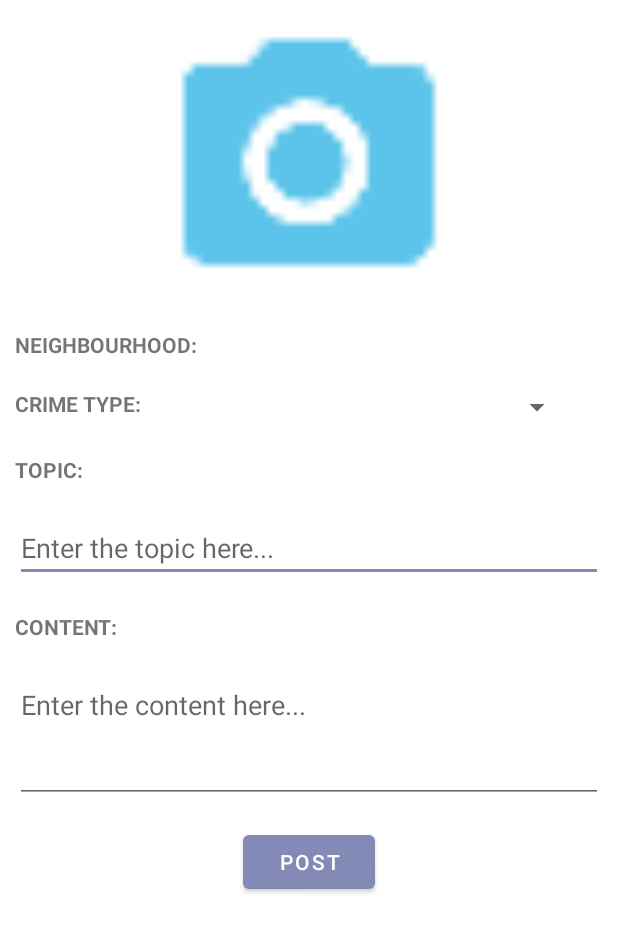
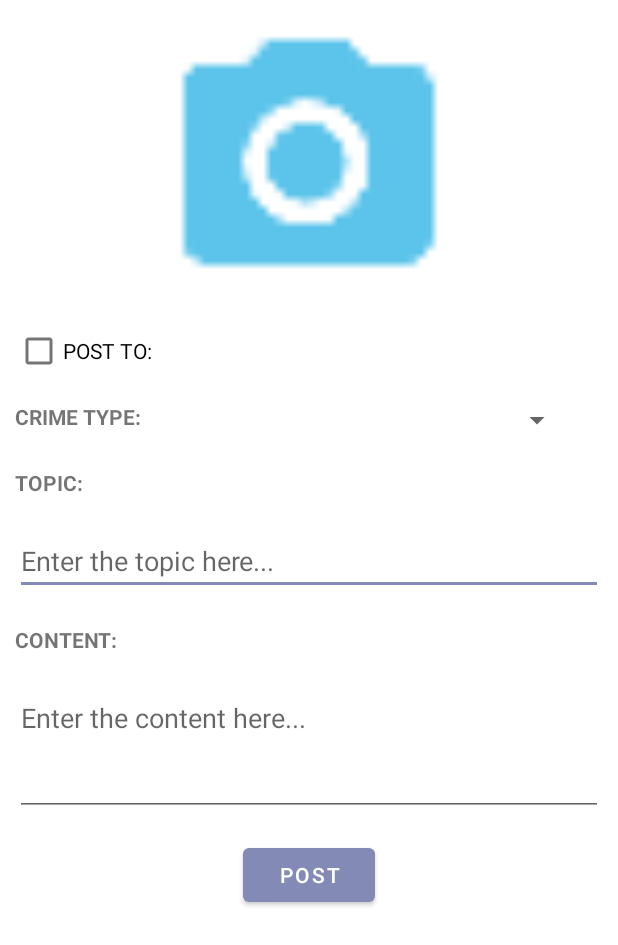
Before and after one commit to heatherwang39/NWTO, an Android app: the layout fragment_discussion_post.xml on its own in the app's theme, with its tools: preview values and no code run, on a phone screen of 412 x 824 dp. Shown: the top 945 px of the screen. Run offline under Robolectric (Android 15) with nearby library versions, the phone set to English and light mode, and no system bars.

Commit message:
Allow users to choose to post only to their own neighbourhood, or to post to all of Toronto.

```diff
--- a/app/src/main/java/com/example/nwto/ProfileActivity.java
+++ b/app/src/main/java/com/example/nwto/ProfileActivity.java
@@ -72,12 +72,12 @@ public class ProfileActivity extends AppCompatActivity {
             startActivity(new Intent(ProfileActivity.this, LoginActivity.class));
         } else {
             mUID = mAuth.getCurrentUser().getUid();
-            showProfile();
+            loadProfile();
         }
     }
 
 
-    private void showProfile() {
+    private void loadProfile() {
         DocumentReference documentReference = db.collection("users").document(mUID);
         documentReference.addSnapshotListener(this, new EventListener<DocumentSnapshot>() {
             @Override
--- a/app/src/main/res/layout/fragment_discussion_post.xml
+++ b/app/src/main/res/layout/fragment_discussion_post.xml
@@ -15,27 +15,14 @@
             android:layout_marginTop="10dp"
             android:src="@drawable/ic_camera_custom" />
 
-        <LinearLayout
-            android:layout_width="match_parent"
+        <CheckBox
+            android:id="@+id/checkbox_neighbourhood"
+            android:layout_width="wrap_content"
             android:layout_height="wrap_content"
-            android:layout_margin="10dp"
-            android:orientation="horizontal">
+            android:layout_marginLeft="10dp"
+            android:text="POST TO: "
+            android:textSize="14sp" />
 
-            <TextView
-                android:layout_width="wrap_content"
-                android:layout_height="wrap_content"
-                android:text="Neighbourhood: "
-                android:textAllCaps="true"
-                android:textStyle="bold" />
-
-            <TextView
-                android:id="@+id/text_neighbourhood"
-                android:layout_width="match_parent"
-                android:layout_height="wrap_content"
-                android:layout_marginLeft="20dp"
-                android:layout_marginRight="20dp"/>
-
-        </LinearLayout>
         <LinearLayout
             android:layout_width="match_parent"
             android:layout_height="wrap_content"
@@ -54,7 +41,7 @@
                 android:layout_width="match_parent"
                 android:layout_height="wrap_content"
                 android:layout_marginLeft="20dp"
-                android:layout_marginRight="20dp"/>
+                android:layout_marginRight="20dp" />
 
         </LinearLayout>
 
@@ -72,8 +59,7 @@
             android:layout_width="match_parent"
             android:layout_height="wrap_content"
             android:layout_margin="10dp"
-            android:hint="Enter the topic here..."
-            android:textSize="18sp" />
+            android:hint="Enter the topic here..." />
 
 
         <TextView
@@ -97,6 +83,7 @@
             android:minLines="3"
             android:scrollbars="vertical" />
 
+
         <Button
             android:id="@+id/button_post"
             android:layout_width="wrap_content"
```
Also changed, not shown: app/src/main/java/com/example/nwto/DiscussionActivity.java (+38 -1 lines), app/src/main/java/com/example/nwto/fragment/DiscussionPostFragment.java (+65 -29 lines).
